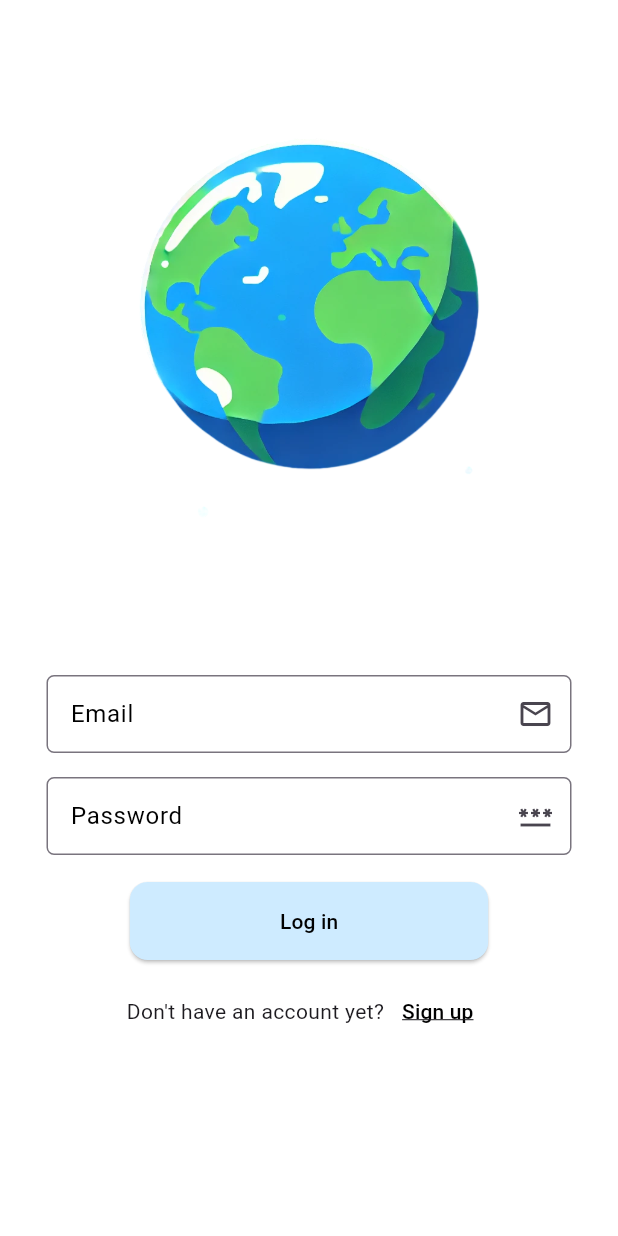
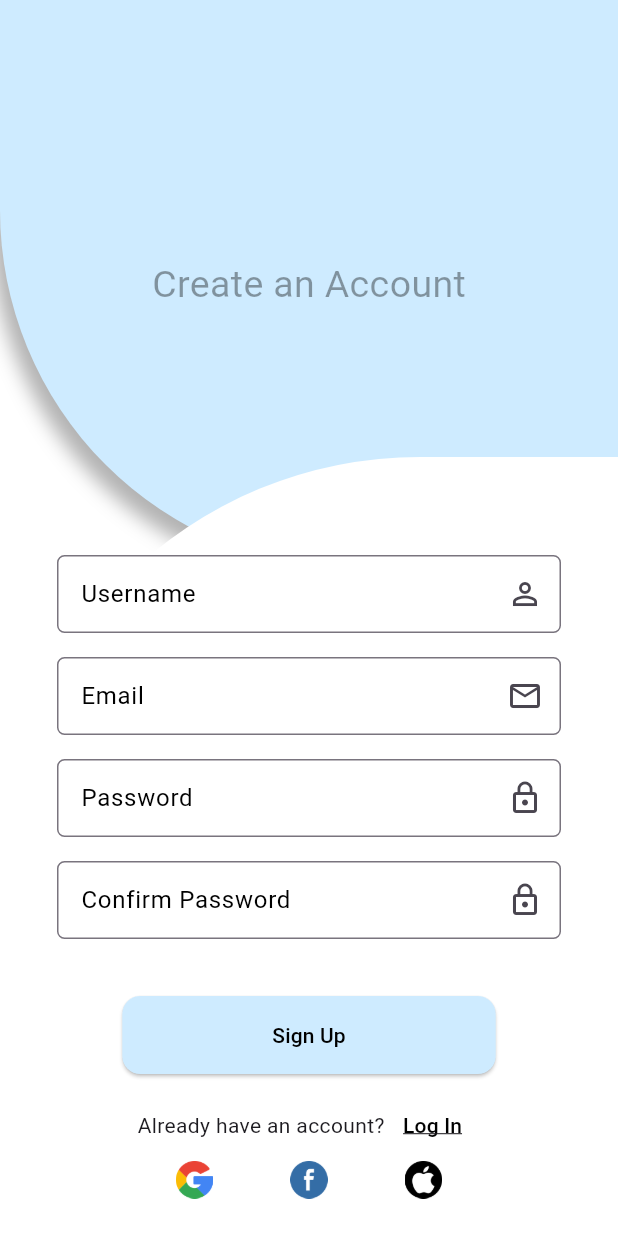
Before and after one commit to josejesus3/smart_lords, a Flutter app: the screen it shows after launch, after a tap on "Log In", on a phone screen of 412 x 824 dp. Run offline on Flutter 3.47's test engine with Material 3 defaults, Android fonts, the light colour scheme and no system bars; our stand-ins replace animate_do.

Commit message:
formulario nuevo

```diff
--- a/lib/presentacion/screen/result_page.dart
+++ b/lib/presentacion/screen/result_page.dart
@@ -17,6 +17,8 @@ class ResultPage extends StatelessWidget {
       body: Center(
         child: Column(
           children: [
+            Text('Preguntas: ${quiz.questions.length}'),
+            Text('Preguntas: ${quiz.percet}%'),
             Container(
               padding: const EdgeInsets.only(left: 40),
               margin:
@@ -27,8 +29,6 @@ class ResultPage extends StatelessWidget {
               child: Row(
                 mainAxisAlignment: MainAxisAlignment.spaceAround,
                 children: [
-                  Text('Preguntas: ${quiz.questions.length}'),
-                  Text('Preguntas: ${quiz.percet}%'),
                   Expanded(
                     child: ListView.builder(
                       shrinkWrap: true,
@@ -42,19 +42,23 @@ class ResultPage extends StatelessWidget {
                             leading: quiz.questions[index].corret
                                 ? Icon(
                                     Icons.check,
-                                  color: Colors.green.shade900,
+                                    //color: Colors.green.shade900,
                                   )
                                 : Icon(
                                     Icons.close,
-                                  color: Colors.red.shade900,
+                                    //color: Colors.red.shade900,
                                   ),
                             title: Text(quiz.questions[index].question),
                             subtitle: Text(quiz.questions[index].selectd),
-                          trailing: Text(quiz.questions[index].aswer),
+                            trailing: Text(
+                              quiz.questions[index].aswer,
+                              style: TextStyle(color: Colors.green.shade900),
+                            ),
                           ),
                         );
                       },
-                  ))
+                    ),
+                  )
                 ],
               ),
             )
--- a/lib/presentacion/widget/formulario.dart
+++ b/lib/presentacion/widget/formulario.dart
@@ -1,78 +1,120 @@
-import 'package:animate_do/animate_do.dart';
 import 'package:flutter/material.dart';
-import 'package:smart_lords/presentacion/widget/formulario_login.dart';
 
 class FormularioRegistro extends StatelessWidget {
   const FormularioRegistro({super.key});
 
   @override
   Widget build(BuildContext context) {
-    final textStyle = Theme.of(context).textTheme;
+    final size = MediaQuery.of(context).size;
     return Scaffold(
+      backgroundColor: Colors.white,
       body: SingleChildScrollView(
-        child: Center(
-          child: Column(
-            mainAxisAlignment: MainAxisAlignment.start,
+        child: SizedBox(
+          height: size.height,
+          child: Stack(
+            alignment: Alignment.center,
             children: [
-              Stack(
-                children: [
-                  Image.asset('assets/Paises_fondo.png'),
-                  Positioned(
-                    bottom: 15,
-                    left: 20,
-                    child: Text(
-                      'Create an Account',
-                      style: textStyle.titleLarge,
+              _buildHeader(size),
+              _buildForm(size, context),
+            ],
           ),
+        ),
+      ),
+    );
+  }
+
+  Widget _buildHeader(Size size) {
+    return Positioned(
+      top: 0,
+      child: Container(
+        height: 380,
+        width: size.width,
+        decoration: BoxDecoration(
+          borderRadius: const BorderRadius.only(
+            bottomLeft: Radius.circular(240),
+          ),
+          color: const Color(0xFFCEEBFF),
+          boxShadow: [
+            BoxShadow(
+              color: Colors.black
+                  .withOpacity(0.3), // Color de la sombra con opacidad
+              offset: const Offset(
+                  -4, 8), // Desplazamiento hacia la izquierda y abajo
+              blurRadius: 10, // Nivel de desenfoque de la sombra
+              spreadRadius: 2, // Extensión de la sombra
             ),
           ],
         ),
-              const SizedBox(
-                height: 30,
+        child: const Center(
+          child: Text(
+            'Create an Account',
+            style: TextStyle(color: Colors.black38, fontSize: 25),
           ),
-              const _MyCustomFormState(
-                label: 'Username',
-                hint: '',
-                icon: Icons.person_2_outlined,
         ),
-              const _MyCustomFormState(
-                label: 'Email',
-                hint: '',
-                icon: Icons.email_outlined,
       ),
-              const _MyCustomFormState(
-                label: 'Password',
-                hint: '',
-                icon: Icons.password_outlined,
+    );
+  }
+
+  Widget _buildForm(Size size, BuildContext context) {
+    return Positioned(
+      bottom: 25,
+      child: Container(
+        height: size.height * 0.6,
+        width: size.width,
+        decoration: const BoxDecoration(
+          color: Colors.white,
+          borderRadius: BorderRadius.only(
+            topLeft: Radius.circular(280),
           ),
-              const _MyCustomFormState(
-                label: 'Confirm Password',
-                hint: '',
-                icon: Icons.password_outlined,
         ),
-              const SizedBox(
-                height: 10,
+        child: Padding(
+          padding: const EdgeInsets.symmetric(horizontal: 30),
+          child: Column(
+            mainAxisAlignment: MainAxisAlignment.spaceAround,
+            children: [
+              const Spacer(),
+              for (var field in [
+                {'label': 'Username', 'icon': Icons.person_outline},
+                {'label': 'Email', 'icon': Icons.email_outlined},
+                {'label': 'Password', 'icon': Icons.lock_outline},
+                {'label': 'Confirm Password', 'icon': Icons.lock_outline},
+              ])
+                _MyCustomFormField(
+                  label: field['label'].toString(),
+                  icon: field['icon'] != null
+                      ? Icon(
+                          field['icon'] as IconData,
+                        )
+                      : null,
                 ),
-              ElevatedButton(
+              const SizedBox(height: 30),
+              _buildSignUpButton(),
+              const SizedBox(height: 10),
+              _buildLoginRow(context),
+            ],
+          ),
+        ),
+      ),
+    );
+  }
+
+  ElevatedButton _buildSignUpButton() {
+    return ElevatedButton(
       onPressed: () {
         // Implement your signup functionality here
       },
       style: ElevatedButton.styleFrom(
-                  padding:
-                      const EdgeInsets.symmetric(horizontal: 100, vertical: 16),
-                  shape: RoundedRectangleBorder(
-                    borderRadius: BorderRadius.circular(12),
-                  ),
+        padding: const EdgeInsets.symmetric(horizontal: 100, vertical: 16),
+        shape: RoundedRectangleBorder(borderRadius: BorderRadius.circular(12)),
         backgroundColor: const Color(0xFFCEEBFF),
       ),
-                child: const Text(
-                  'Sign Up',
-                  style: TextStyle(color: Colors.black),
-                ),
-              ),
-              const SizedBox(
-                height: 10,
-              ),
+      child: const Text('Sign Up', style: TextStyle(color: Colors.black)),
+    );
+  }
+
+  Widget _buildLoginRow(BuildContext context) {
+    return Column(
+      children: [
         Row(
           mainAxisAlignment: MainAxisAlignment.center,
           children: [
@@ -84,37 +126,44 @@ class FormularioRegistro extends StatelessWidget {
               child: const Text(
                 'Log In',
                 style: TextStyle(
-                          color: Colors.black,
-                          decoration: TextDecoration.underline),
+                    color: Colors.black, decoration: TextDecoration.underline),
               ),
             ),
           ],
+        ),
+        SizedBox(
+          width: 280,
+          height: 25,
+          child: Row(
+            mainAxisAlignment: MainAxisAlignment.spaceEvenly,
+            children: [
+              Image.asset(
+                'assets/google.png',
+              ),
+              Image.asset('assets/facebook.png'),
+              Image.asset('assets/apple.png'),
+            ],
+          ),
         )
       ],
-          ),
-        ),
-      ),
     );
   }
 }
 
-class _MyCustomFormState extends StatelessWidget {
+class _MyCustomFormField extends StatelessWidget {
   final String label;
-  final String hint;
-  final IconData icon;
-  const _MyCustomFormState({
+  final Widget? icon;
+
+  const _MyCustomFormField({
     super.key,
     required this.label,
-    required this.hint,
     required this.icon,
   });
 
   @override
   Widget build(BuildContext context) {
     final outlineInputBorder = OutlineInputBorder(
-      borderSide: const BorderSide(
-        color: Color(0xFFCEEBFF),
-      ),
+      borderSide: const BorderSide(color: Color(0xFFCEEBFF)),
       borderRadius: BorderRadius.circular(5),
     );
     return Padding(
@@ -126,16 +175,12 @@ class _MyCustomFormState extends StatelessWidget {
           cursorColor: Colors.black,
           decoration: InputDecoration(
             labelText: label,
-              labelStyle: const TextStyle(
-                color: Colors.black,
+            labelStyle: const TextStyle(color: Colors.black),
+            hintStyle: const TextStyle(color: Color(0xFFCEEBFF)),
+            suffixIcon: icon,
+            border: outlineInputBorder,
+            focusedBorder: outlineInputBorder,
           ),
-              hintText: hint,
-              hintStyle: const TextStyle(
-                color: Color(0xFFCEEBFF),
-              ),
-              suffixIcon: Icon(icon),
-              border: outlineInputBorder,
-              focusedBorder: outlineInputBorder),
         ),
       ),
     );
--- a/lib/presentacion/widget/formulario_login.dart
+++ b/lib/presentacion/widget/formulario_login.dart
@@ -6,97 +6,167 @@ class FormularioLogin extends StatelessWidget {
   const FormularioLogin({super.key});
 
   @override
+  @override
   Widget build(BuildContext context) {
+    final size = MediaQuery.of(context).size;
     return Scaffold(
       backgroundColor: Colors.white,
       body: SingleChildScrollView(
-        child: Center(
-          child: Column(
-            mainAxisAlignment: MainAxisAlignment.start,
+        child: SizedBox(
+          height: size.height,
+          child: Stack(
+            alignment: Alignment.center,
             children: [
-              Stack(
-                children: [
-                  Image.asset('assets/tierra_fondo.png'),
-                ],
-              ),
-              const SizedBox(
-                height: 30,
-              ),
-              const _MyCustomFormState(
-                label: 'Email',
-                hint: '',
-                icon: Icons.email_outlined,
-              ),
-              const _MyCustomFormState(
-                label: 'Password',
-                hint: '',
-                icon: Icons.password_outlined,
-              ),
-              const SizedBox(
-                height: 10,
-              ),
-              ElevatedButton(
-                onPressed: () {
-                  Navigator.pushNamed(context, '/home-page');
-                },
-                style: ElevatedButton.styleFrom(
-                  padding:
-                      const EdgeInsets.symmetric(horizontal: 100, vertical: 16),
-                  shape: RoundedRectangleBorder(
-                    borderRadius: BorderRadius.circular(12),
-                  ),
-                  backgroundColor: const Color(0xFFCEEBFF),
-                ),
-                child: const Text(
-                  'Log in',
-                  style: TextStyle(color: Colors.black),
-                ),
-              ),
-              const SizedBox(
-                height: 10,
-              ),
-              Row(
-                mainAxisAlignment: MainAxisAlignment.center,
-                children: [
-                  const Text("Don't have an account yet?"),
-                  TextButton(
-                    onPressed: () {
-                      Navigator.pushNamed(context, '/formulario');
-                    },
-                    child: const Text(
-                      'Sign up',
-                      style: TextStyle(
-                          color: Colors.black,
-                          decoration: TextDecoration.underline),
-                    ),
-                  ),
-                ],
-              )
+              _buildHeader(size),
+              _buildForm(size, context),
             ],
           ),
         ),
       ),
     );
   }
+
+  Widget _buildHeader(Size size) {
+    return Positioned(
+      top: 0,
+      child: Container(
+        height: 380,
+        width: size.width,
+        decoration: BoxDecoration(
+          borderRadius: const BorderRadius.only(
+            bottomLeft: Radius.circular(240),
+          ),
+          color: const Color(0xFFCEEBFF),
+          boxShadow: [
+            BoxShadow(
+              color: Colors.black
+                  .withOpacity(0.3), // Color de la sombra con opacidad
+              offset: const Offset(
+                  -4, 8), // Desplazamiento hacia la izquierda y abajo
+              blurRadius: 10, // Nivel de desenfoque de la sombra
+              spreadRadius: 2, // Extensión de la sombra
+            ),
+          ],
+        ),
+        child: const Center(
+          child: Text(
+            'Create an Account',
+            style: TextStyle(color: Colors.black38, fontSize: 25),
+          ),
+        ),
+      ),
+    );
+  }
+
+  Widget _buildForm(Size size, BuildContext context) {
+    return Positioned(
+      bottom: 25,
+      child: Container(
+        height: size.height * 0.6,
+        width: size.width,
+        decoration: const BoxDecoration(
+          color: Colors.white,
+          borderRadius: BorderRadius.only(
+            topLeft: Radius.circular(280),
+          ),
+        ),
+        child: Padding(
+          padding: const EdgeInsets.symmetric(horizontal: 30),
+          child: Column(
+            mainAxisAlignment: MainAxisAlignment.spaceAround,
+            children: [
+              const Spacer(),
+              for (var field in [
+                {'label': 'Username', 'icon': Icons.person_outline},
+                {'label': 'Email', 'icon': Icons.email_outlined},
+                {'label': 'Password', 'icon': Icons.lock_outline},
+                {'label': 'Confirm Password', 'icon': Icons.lock_outline},
+              ])
+                _MyCustomFormField(
+                  label: field['label'].toString(),
+                  icon: field['icon'] != null
+                      ? Icon(
+                          field['icon'] as IconData,
+                        )
+                      : null,
+                ),
+              const SizedBox(height: 30),
+              _buildSignUpButton(),
+              const SizedBox(height: 10),
+              _buildLoginRow(context),
+            ],
+          ),
+        ),
+      ),
+    );
+  }
+
+  ElevatedButton _buildSignUpButton() {
+    return ElevatedButton(
+      onPressed: () {
+        // Implement your signup functionality here
+      },
+      style: ElevatedButton.styleFrom(
+        padding: const EdgeInsets.symmetric(horizontal: 100, vertical: 16),
+        shape: RoundedRectangleBorder(borderRadius: BorderRadius.circular(12)),
+        backgroundColor: const Color(0xFFCEEBFF),
+      ),
+      child: const Text('Sign Up', style: TextStyle(color: Colors.black)),
+    );
+  }
+
+  Widget _buildLoginRow(BuildContext context) {
+    return Column(
+      children: [
+        Row(
+          mainAxisAlignment: MainAxisAlignment.center,
+          children: [
+            const Text('Already have an account?'),
+            TextButton(
+              onPressed: () {
+                Navigator.pushNamed(context, '/formulario-login');
+              },
+              child: const Text(
+                'Log In',
+                style: TextStyle(
+                    color: Colors.black, decoration: TextDecoration.underline),
+              ),
+            ),
+          ],
+        ),
+        SizedBox(
+          width: 280,
+          height: 25,
+          child: Row(
+            mainAxisAlignment: MainAxisAlignment.spaceEvenly,
+            children: [
+              Image.asset(
+                'assets/google.png',
+              ),
+              Image.asset('assets/facebook.png'),
+              Image.asset('assets/apple.png'),
+            ],
+          ),
+        )
+      ],
+    );
+  }
 }
 
-class _MyCustomFormState extends StatelessWidget {
+class _MyCustomFormField extends StatelessWidget {
   final String label;
-  final String hint;
-  final IconData icon;
-  const _MyCustomFormState({
+  final Widget? icon;
+
+  const _MyCustomFormField({
     super.key,
     required this.label,
-    required this.hint,
     required this.icon,
   });
 
   @override
   Widget build(BuildContext context) {
     final outlineInputBorder = OutlineInputBorder(
-      borderSide: const BorderSide(
-        color: Color(0xFFCEEBFF),
-      ),
+      borderSide: const BorderSide(color: Color(0xFFCEEBFF)),
       borderRadius: BorderRadius.circular(5),
     );
     return Padding(
@@ -107,17 +177,13 @@ class _MyCustomFormState extends StatelessWidget {
         child: TextFormField(
           cursorColor: Colors.black,
           decoration: InputDecoration(
-              labelText: label,
-              labelStyle: const TextStyle(
-                color: Colors.black,
-              ),
-              hintText: hint,
-              hintStyle: const TextStyle(
-                color: Color(0xFFCEEBFF),
-              ),
-              suffixIcon: Icon(icon),
-              border: outlineInputBorder,
-              focusedBorder: outlineInputBorder),
+            labelText: label,
+            labelStyle: const TextStyle(color: Colors.black),
+            hintStyle: const TextStyle(color: Color(0xFFCEEBFF)),
+            suffixIcon: icon,
+            border: outlineInputBorder,
+            focusedBorder: outlineInputBorder,
+          ),
         ),
       ),
     );
```
Also changed, not shown: assets/apple.png (added), assets/facebook.png (added), assets/google.png (added), assets/instagram.png (added). Lines whose indentation alone changed are shown as unchanged.
